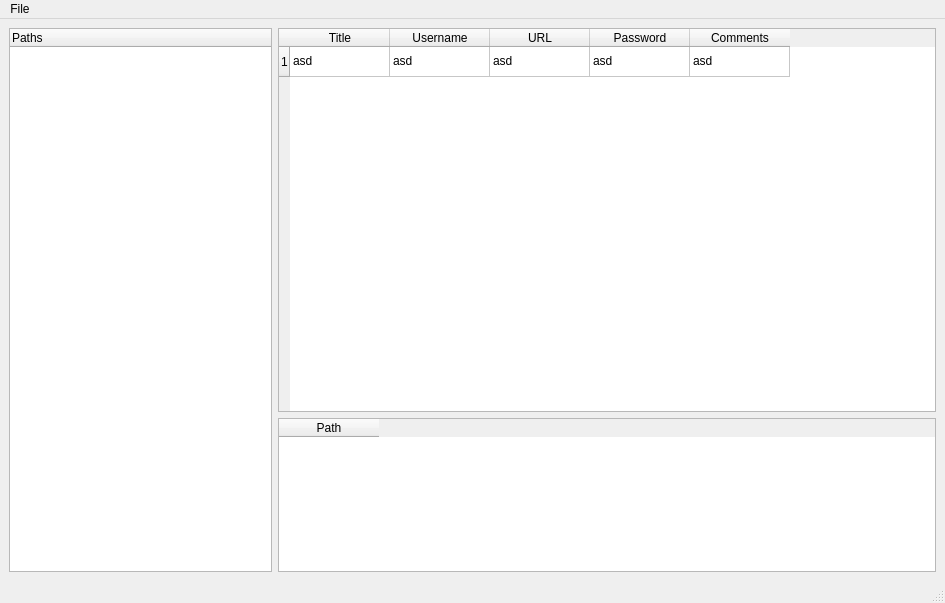
This is vaultkee/ui/main.ui in ShadowApex/vaultkee as Qt 5 draws it before an edit. The edited form follows.
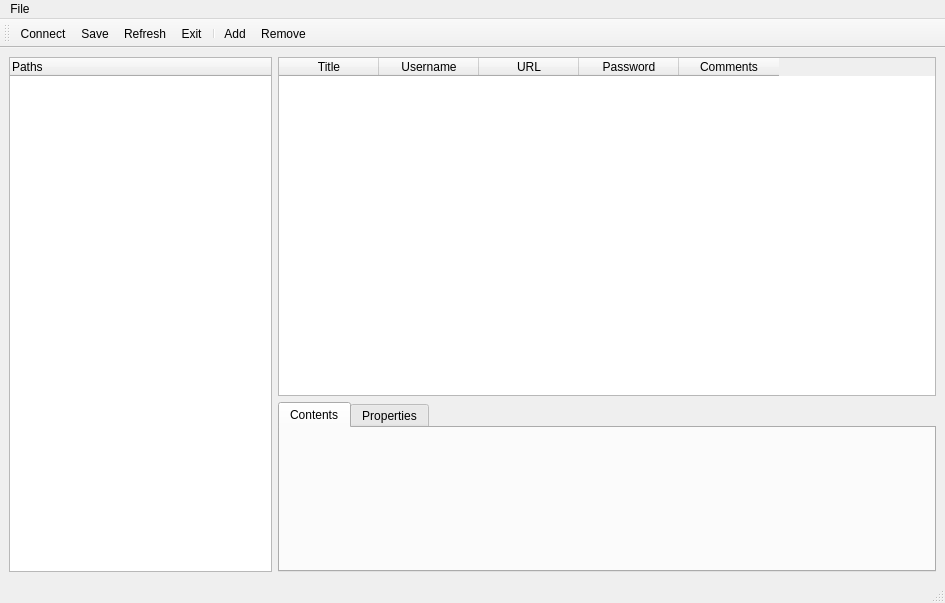
This is the edited form. Icons and pictures are not drawn.

Diff of the .ui file:
```diff
--- a/vaultkee/ui/main.ui
+++ b/vaultkee/ui/main.ui
@@ -18,14 +18,12 @@
     <item row="0" column="1">
      <layout class="QHBoxLayout" name="horizontalLayout">
       <item>
-       <layout class="QVBoxLayout" name="objectViewLayout" stretch="10,4">
+       <layout class="QVBoxLayout" name="objectViewLayout" stretch="10,5">
         <item>
          <widget class="QTableWidget" name="objectsViewer">
-          <row>
-           <property name="text">
-            <string>1</string>
-           </property>
-          </row>
+          <property name="selectionBehavior">
+           <enum>QAbstractItemView::SelectRows</enum>
+          </property>
           <column>
            <property name="text">
             <string>Title</string>
@@ -51,40 +49,23 @@
             <string>Comments</string>
            </property>
           </column>
-          <item row="0" column="0">
-           <property name="text">
-            <string>asd</string>
-           </property>
-          </item>
-          <item row="0" column="1">
-           <property name="text">
-            <string>asd</string>
-           </property>
-          </item>
-          <item row="0" column="2">
-           <property name="text">
-            <string>asd</string>
-           </property>
-          </item>
-          <item row="0" column="3">
-           <property name="text">
-            <string>asd</string>
-           </property>
-          </item>
-          <item row="0" column="4">
-           <property name="text">
-            <string>asd</string>
-           </property>
-          </item>
          </widget>
         </item>
         <item>
-         <widget class="QTableWidget" name="objectViewer">
-          <column>
-           <property name="text">
-            <string>Path</string>
-           </property>
-          </column>
+         <widget class="QTabWidget" name="tabWidget">
+          <property name="currentIndex">
+           <number>0</number>
+          </property>
+          <widget class="QWidget" name="tab">
+           <attribute name="title">
+            <string>Contents</string>
+           </attribute>
+          </widget>
+          <widget class="QWidget" name="tab_2">
+           <attribute name="title">
+            <string>Properties</string>
+           </attribute>
+          </widget>
          </widget>
         </item>
        </layout>
@@ -131,6 +112,24 @@
     <string/>
    </property>
   </widget>
+  <widget class="QToolBar" name="toolBar">
+   <property name="windowTitle">
+    <string>toolBar</string>
+   </property>
+   <attribute name="toolBarArea">
+    <enum>TopToolBarArea</enum>
+   </attribute>
+   <attribute name="toolBarBreak">
+    <bool>false</bool>
+   </attribute>
+   <addaction name="actionConnect"/>
+   <addaction name="actionSave"/>
+   <addaction name="actionRefresh"/>
+   <addaction name="actionExit"/>
+   <addaction name="separator"/>
+   <addaction name="actionAdd"/>
+   <addaction name="actionRemove"/>
+  </widget>
   <action name="actionExit">
    <property name="text">
     <string>Exit</string>
@@ -141,6 +140,63 @@
     <string>New...</string>
    </property>
   </action>
+  <action name="actionRefresh">
+   <property name="icon">
+    <iconset>
+     <normaloff>../resources/refresh.png</normaloff>../resources/refresh.png</iconset>
+   </property>
+   <property name="text">
+    <string>Refresh</string>
+   </property>
+  </action>
+  <action name="actionConnect">
+   <property name="icon">
+    <iconset>
+     <normaloff>../resources/connect.png</normaloff>../resources/connect.png</iconset>
+   </property>
+   <property name="text">
+    <string>Connect</string>
+   </property>
+   <property name="toolTip">
+    <string>Connect</string>
+   </property>
+  </action>
+  <action name="actionSave">
+   <property name="icon">
+    <iconset>
+     <normaloff>../resources/save.png</normaloff>../resources/save.png</iconset>
+   </property>
+   <property name="text">
+    <string>Save</string>
+   </property>
+   <property name="toolTip">
+    <string>Save</string>
+   </property>
+  </action>
+  <action name="actionAdd">
+   <property name="icon">
+    <iconset>
+     <normaloff>../resources/add.png</normaloff>../resources/add.png</iconset>
+   </property>
+   <property name="text">
+    <string>Add</string>
+   </property>
+   <property name="toolTip">
+    <string>Add</string>
+   </property>
+  </action>
+  <action name="actionRemove">
+   <property name="icon">
+    <iconset>
+     <normaloff>../resources/delete.png</normaloff>../resources/delete.png</iconset>
+   </property>
+   <property name="text">
+    <string>Remove</string>
+   </property>
+   <property name="toolTip">
+    <string>Remove</string>
+   </property>
+  </action>
  </widget>
  <resources/>
  <connections/>
```
Left out of the diff: 8 changed lines with no effect on the pictures.
